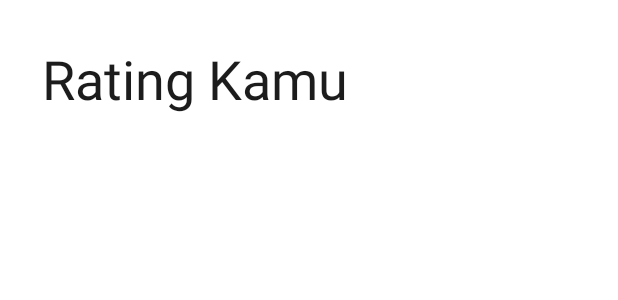
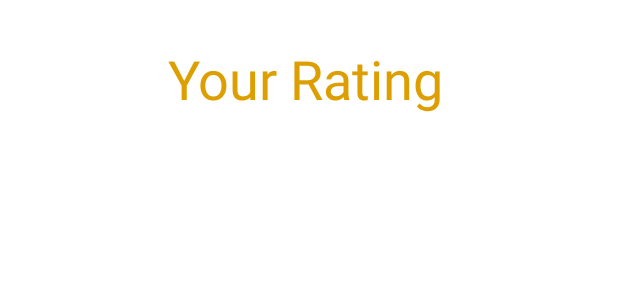
Before and after one commit to reizdendy/tublessin-montir-android, an Android app: the layout fragment_montir_review.xml on its own in the app's theme, with its tools: preview values and no code run, on a phone screen of 412 x 824 dp. Shown: the top 300 px of the screen. Run offline under Robolectric (Android 15) with nearby library versions, the phone set to English and light mode, and no system bars.

Commit message:
fix minor

```diff
--- a/app/src/main/res/layout/fragment_history_transaction.xml
+++ b/app/src/main/res/layout/fragment_history_transaction.xml
@@ -22,10 +22,10 @@
         android:id="@+id/textView"
         android:layout_width="wrap_content"
         android:layout_height="wrap_content"
-        android:layout_marginStart="28dp"
+        android:layout_marginStart="60dp"
         android:layout_marginTop="28dp"
         android:text="Transaction History"
-        android:textColor="#1C1C1C"
+        android:textColor="#DD9F00"
         android:textSize="33sp"
         app:layout_constraintStart_toStartOf="parent"
         app:layout_constraintTop_toTopOf="parent" />
--- a/app/src/main/res/layout/fragment_montir_review.xml
+++ b/app/src/main/res/layout/fragment_montir_review.xml
@@ -22,10 +22,10 @@
         android:id="@+id/textView"
         android:layout_width="wrap_content"
         android:layout_height="wrap_content"
-        android:layout_marginStart="28dp"
+        android:layout_marginStart="112dp"
         android:layout_marginTop="28dp"
         android:text="@string/montir_rating"
-        android:textColor="#1C1C1C"
+        android:textColor="#DD9F00"
         android:textSize="36sp"
         app:layout_constraintStart_toStartOf="parent"
         app:layout_constraintTop_toTopOf="parent" />
--- a/app/src/main/res/values/strings.xml
+++ b/app/src/main/res/values/strings.xml
@@ -23,7 +23,7 @@
     <string name="lat_long_snippet">Lat: %1$.5f, Long: %2$.5f</string>
     <string name="dropped_pin">Dropped Pin</string>
     <string name="poi">poi</string>
-    <string name="montir_rating">Rating Kamu</string>
+    <string name="montir_rating">Your Rating</string>
     <string name="phone_number">085712345678</string>
     <string name="cancel">CANCEL</string>
     <string name="selesai">SELESAI</string>
```
